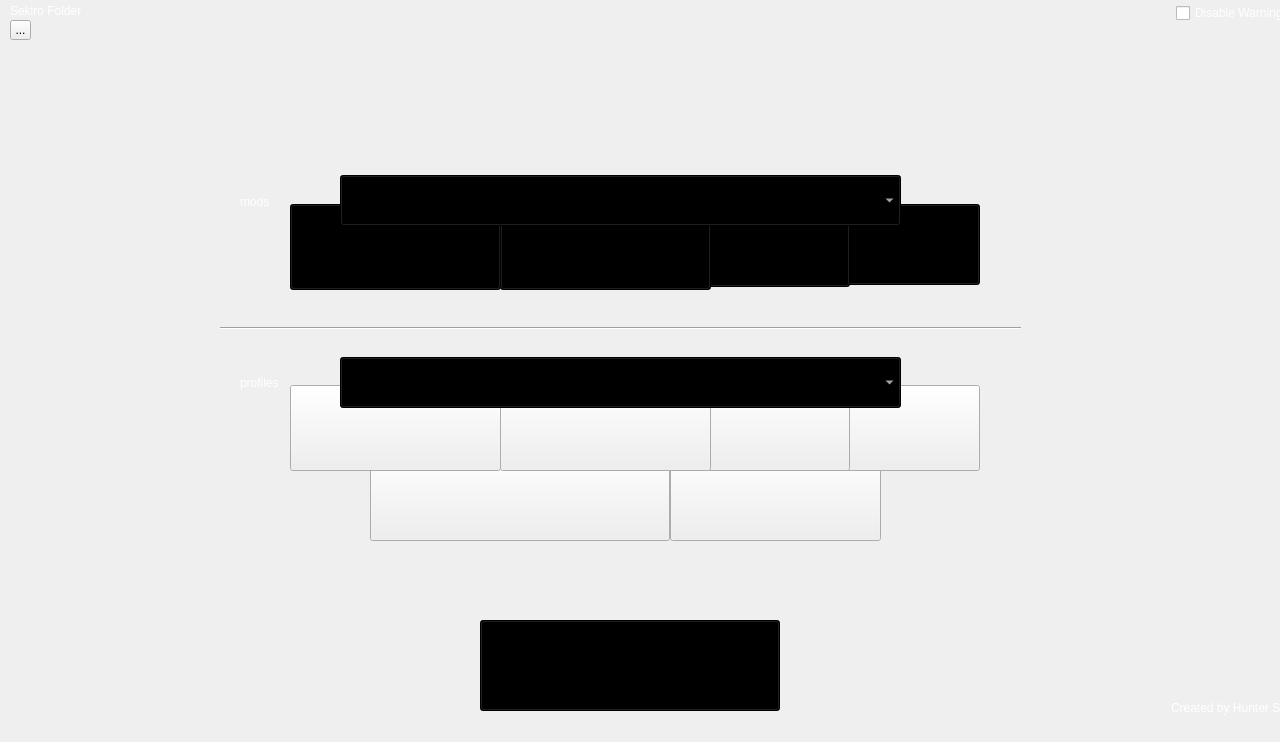
This is sekiro.ui in george0815/Sekiro-Mod-Manager as Qt 5 draws it before an edit. The edited form follows.
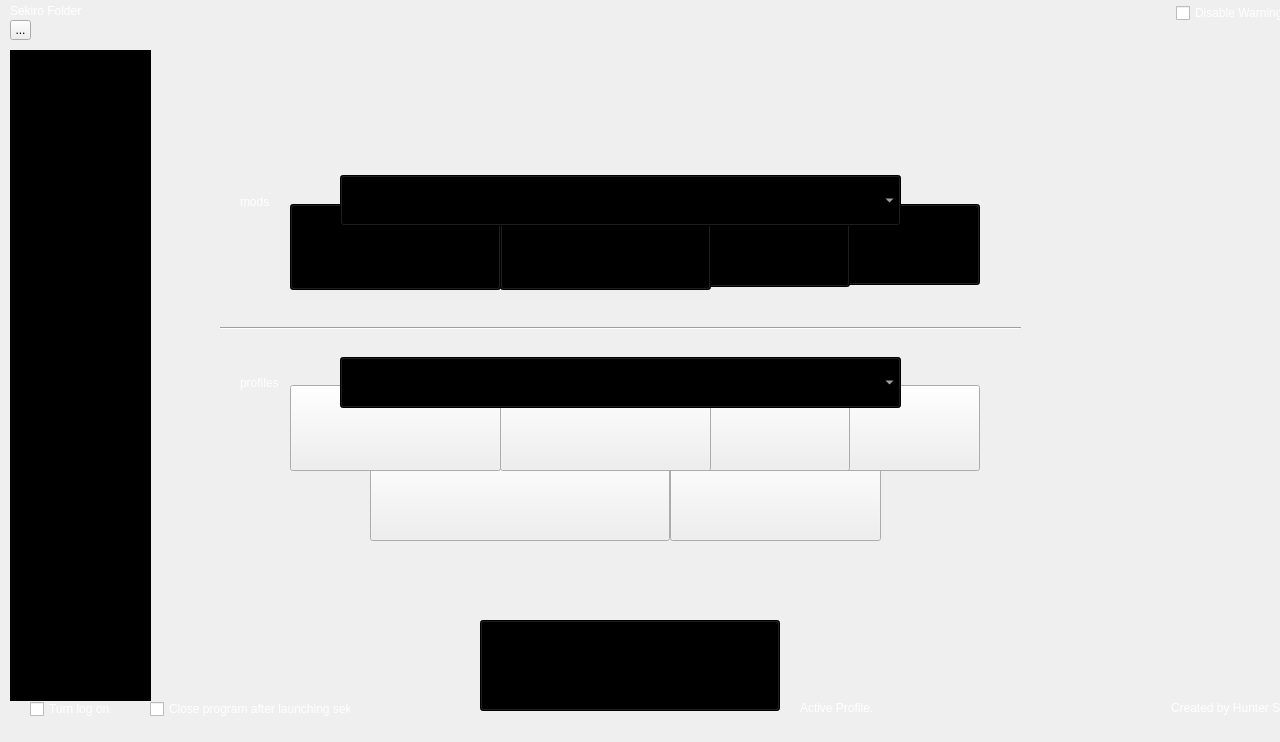
This is the edited form. Icons and pictures are not drawn.

Commit message: Added log and close program after launching sekiro  option

The edit to the form file:
```diff
--- a/sekiro.ui
+++ b/sekiro.ui
@@ -562,6 +562,98 @@
      <pixmap resource="uiElements.qrc">:/uielements/uielements/kanji.png</pixmap>
     </property>
    </widget>
+   <widget class="QCheckBox" name="logOn">
+    <property name="geometry">
+     <rect>
+      <x>30</x>
+      <y>700</y>
+      <width>81</width>
+      <height>18</height>
+     </rect>
+    </property>
+    <property name="styleSheet">
+     <string notr="true">#logOn{
+color: rgb(255, 255, 255);
+font: 8pt &quot;MS Shell Dlg 2&quot;;
+}
+
+QToolTip { color: #ffffff; background-color: #000000; border: 0px; }</string>
+    </property>
+    <property name="text">
+     <string>Turn log on</string>
+    </property>
+   </widget>
+   <widget class="QPlainTextEdit" name="logTextEdit">
+    <property name="geometry">
+     <rect>
+      <x>10</x>
+      <y>50</y>
+      <width>141</width>
+      <height>651</height>
+     </rect>
+    </property>
+    <property name="styleSheet">
+     <string notr="true">color: rgb(255, 255, 255);
+background-color: rgb(0, 0, 0);
+font: 8pt &quot;MS Shell Dlg 2&quot;;
+border: none;</string>
+    </property>
+   </widget>
+   <widget class="QCheckBox" name="closeOnLaunch">
+    <property name="geometry">
+     <rect>
+      <x>150</x>
+      <y>700</y>
+      <width>201</width>
+      <height>18</height>
+     </rect>
+    </property>
+    <property name="styleSheet">
+     <string notr="true">#closeOnLaunch{
+color: rgb(255, 255, 255);
+font: 8pt &quot;MS Shell Dlg 2&quot;;
+}
+
+QToolTip { color: #ffffff; background-color: #000000; border: 0px; }</string>
+    </property>
+    <property name="text">
+     <string>Close program after launching sekiro</string>
+    </property>
+   </widget>
+   <widget class="QLabel" name="label_3">
+    <property name="geometry">
+     <rect>
+      <x>800</x>
+      <y>700</y>
+      <width>71</width>
+      <height>16</height>
+     </rect>
+    </property>
+    <property name="styleSheet">
+     <string notr="true">color: rgb(255, 255, 255);
+font: 8pt &quot;MS Shell Dlg 2&quot;;</string>
+    </property>
+    <property name="text">
+     <string>Active Profile: </string>
+    </property>
+   </widget>
+   <widget class="QLabel" name="activeProfile">
+    <property name="geometry">
+     <rect>
+      <x>870</x>
+      <y>700</y>
+      <width>241</width>
+      <height>16</height>
+     </rect>
+    </property>
+    <property name="styleSheet">
+     <string notr="true">color: rgb(255, 255, 255);
+font: 8pt &quot;MS Shell Dlg 2&quot;;</string>
+    </property>
+    <property name="text">
+     <string>.</string>
+    </property>
+   </widget>
    <zorder>label_2</zorder>
    <zorder>come</zorder>
    <zorder>defaultProfile</zorder>
```
Left out of the diff: 5 changed lines with no effect on the pictures. The commit also changes 3 other files.
